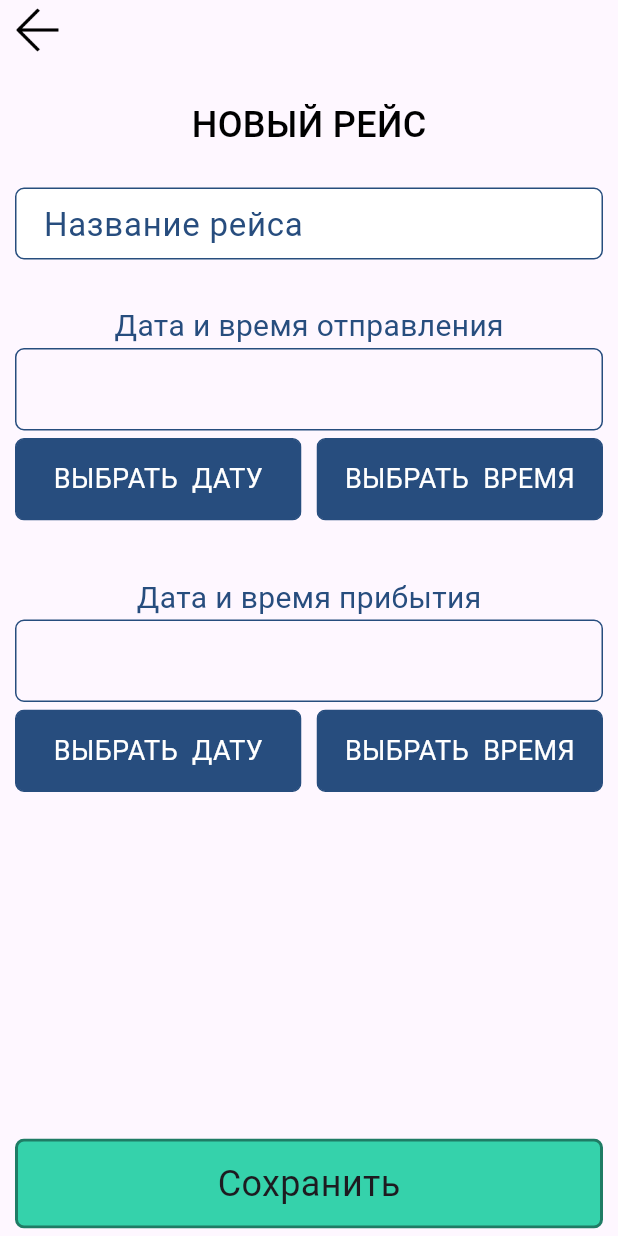
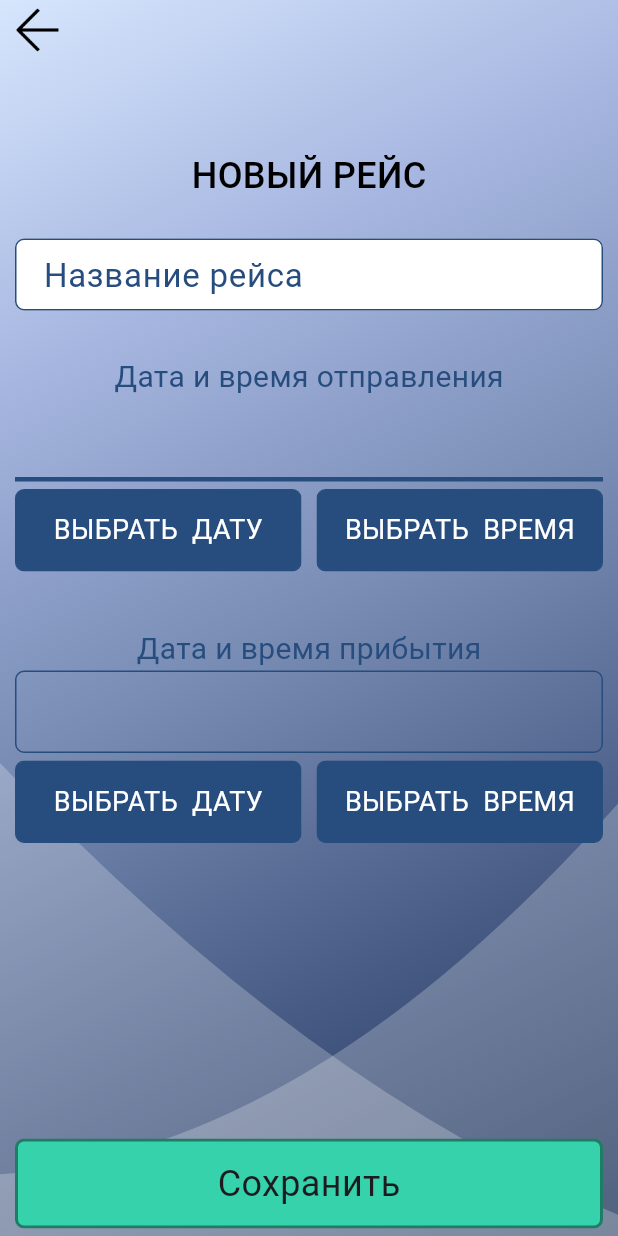
Before and after one commit to eskov-ea/passenger_counter, a Flutter app: the TripAddNewScreen screen opened by its route, on a phone screen of 412 x 824 dp. Run offline on Flutter 3.47's test engine with Material 2 defaults, Android fonts, the phone set to English and light mode, and no system bars; our stand-ins replace camera, equatable, flutter_bloc, flutter_datetime_picker_plus, flutter_secure_storage, sqflite and 2 more; missing offline and left inert: qr_code_scanner; accounts and stored records are empty.

Commit message:
office workflow

```diff
--- a/lib/services/database/db_provider.dart
+++ b/lib/services/database/db_provider.dart
@@ -5,54 +5,13 @@ import 'package:pleyona_app/models/route_model.dart';
 import 'package:sqflite/sqflite.dart';
 import 'package:path/path.dart';
 
+import 'dbs/tables.dart';
+
 
 String dateFormatter(DateTime date) {
   return "${date.day}.${date.month}.${date.year}";
 }
-final Map<String, String> tables = {
-  'person_class_list' :
-  'CREATE TABLE person_class_list('
-        'person_class varchar(20) PRIMARY KEY NOT NULL, '
-        'seq INTEGER );',
 
-  'person' :
-  'CREATE TABLE person (id INTEGER PRIMARY KEY AUTOINCREMENT, '
-      'firstname varchar(255) DEFAULT NULL, '
-      'lastname varchar(255) DEFAULT NULL, '
-      'middlename varchar(255) DEFAULT NULL, '
-      'gender varchar(6) DEFAULT "" NOT NULL, '
-      'birthdate varchar(16) DEFAULT NULL, '
-      'document varchar(255) DEFAULT NULL, '
-      'phone varchar(100) DEFAULT NULL, '
-      'email varchar(160) DEFAULT NULL, '
-      'photo text DEFAULT " ", '
-      'citizenship varchar(100) DEFAULT NULL, '
-      'class_person varchar(20) DEFAULT "Regular" REFERENCES person_class_list(person_class), '
-      'comment text DEFAULT " ", '
-      'created_at DATETIME DEFAULT CURRENT_TIMESTAMP, '
-      'updated_at DATETIME DEFAULT CURRENT_TIMESTAMP, '
-      'deleted_at DATETIME DEFAULT NULL );',
-
-  'person_documents' :
-  'CREATE TABLE person_documents ( id INTEGER PRIMARY KEY AUTOINCREMENT, '
-      'name varchar(255) DEFAULT NULL, '
-      'description varchar(255) DEFAULT NULL, '
-      'id_person INTEGER DEFAULT 0 NOT NULL, '
-      'created_at DATETIME DEFAULT CURRENT_TIMESTAMP, '
-      'updated_at DATETIME DEFAULT CURRENT_TIMESTAMP, '
-      'deleted_at DATETIME DEFAULT NULL);',
-
-  'trip' :
-  'CREATE TABLE trip ( id INTEGER PRIMARY KEY AUTOINCREMENT, '
-      'name varchar(100) DEFAULT NULL, '
-      'start_trip DATETIME DEFAULT CURRENT_TIMESTAMP, '
-      'end_trip DATETIME DEFAULT CURRENT_TIMESTAMP, '
-      'status TINYINT(1) DEFAULT NULL, '
-      'comments text DEFAULT "", '
-      'created_at DATETIME DEFAULT CURRENT_TIMESTAMP, '
-      'updated_at DATETIME DEFAULT CURRENT_TIMESTAMP, '
-      'deleted_at DATETIME DEFAULT NULL); '
-};
 
 
 class DBTable {
--- /dev/null
+++ b/lib/services/database/dbs/person_db_layer.dart
@@ -0,0 +1 @@
+part of db_provider.dart;
--- /dev/null
+++ b/lib/services/database/dbs/tables.dart
@@ -0,0 +1,44 @@
+final Map<String, String> tables = {
+  'person_class_list' :
+  'CREATE TABLE person_class_list('
+      'person_class varchar(20) PRIMARY KEY NOT NULL, '
+      'seq INTEGER );',
+
+  'person' :
+  'CREATE TABLE person (id INTEGER PRIMARY KEY AUTOINCREMENT, '
+      'firstname varchar(255) DEFAULT NULL, '
+      'lastname varchar(255) DEFAULT NULL, '
+      'middlename varchar(255) DEFAULT NULL, '
+      'gender varchar(6) DEFAULT "" NOT NULL, '
+      'birthdate varchar(16) DEFAULT NULL, '
+      'document varchar(255) DEFAULT NULL, '
+      'phone varchar(100) DEFAULT NULL, '
+      'email varchar(160) DEFAULT NULL, '
+      'photo text DEFAULT " ", '
+      'citizenship varchar(100) DEFAULT NULL, '
+      'class_person varchar(20) DEFAULT "Regular" REFERENCES person_class_list(person_class), '
+      'comment text DEFAULT " ", '
+      'created_at DATETIME DEFAULT CURRENT_TIMESTAMP, '
+      'updated_at DATETIME DEFAULT CURRENT_TIMESTAMP, '
+      'deleted_at DATETIME DEFAULT NULL );',
+
+  'person_documents' :
+  'CREATE TABLE person_documents ( id INTEGER PRIMARY KEY AUTOINCREMENT, '
+      'name varchar(255) DEFAULT NULL, '
+      'description varchar(255) DEFAULT NULL, '
+      'id_person INTEGER DEFAULT 0 NOT NULL, '
+      'created_at DATETIME DEFAULT CURRENT_TIMESTAMP, '
+      'updated_at DATETIME DEFAULT CURRENT_TIMESTAMP, '
+      'deleted_at DATETIME DEFAULT NULL);',
+
+  'trip' :
+  'CREATE TABLE trip ( id INTEGER PRIMARY KEY AUTOINCREMENT, '
+      'name varchar(100) DEFAULT NULL, '
+      'start_trip DATETIME DEFAULT CURRENT_TIMESTAMP, '
+      'end_trip DATETIME DEFAULT CURRENT_TIMESTAMP, '
+      'status TINYINT(1) DEFAULT NULL, '
+      'comments text DEFAULT "", '
+      'created_at DATETIME DEFAULT CURRENT_TIMESTAMP, '
+      'updated_at DATETIME DEFAULT CURRENT_TIMESTAMP, '
+      'deleted_at DATETIME DEFAULT NULL); '
+};
--- a/lib/ui/screens/trip/trip_add_new.dart
+++ b/lib/ui/screens/trip/trip_add_new.dart
@@ -3,6 +3,7 @@ import 'package:flutter_datetime_picker_plus/flutter_datetime_picker_plus.dart'
 import 'package:pleyona_app/models/route_model.dart';
 import 'package:pleyona_app/services/database/db_provider.dart';
 import 'package:pleyona_app/ui/widgets/save_button.dart';
+import 'package:pleyona_app/ui/widgets/theme_background.dart';
 import '../../../theme.dart';
 import '../../widgets/custom_appbar.dart';
 import '../../widgets/form_block_title.dart';
@@ -44,13 +45,13 @@ class _TripAddNewScreenState extends State<TripAddNewScreen> {
   }
 
   validateStartTripTime() {
-    if(_startTripDateSelection == null || _startTripDateSelection == null) {
+    if(_startTripDateSelection == null || _startTripTimeSelection == null) {
       setState(() {
         isStartTripDateFieldError = true;
       });
     } else {
       setState(() {
-        isEndTripDateFieldError = false;
+        isStartTripDateFieldError = false;
       });
     }
   }
@@ -262,14 +263,16 @@ class _TripAddNewScreenState extends State<TripAddNewScreen> {
   @override
   Widget build(BuildContext context) {
     return Scaffold(
+      extendBodyBehindAppBar: true,
       appBar: CustomAppBar(scrollController: _scrollController, child: null,),
-      body: Container(
+      body: ThemeBackgroundWidget(
+        child: Container(
           width: MediaQuery.of(context).size.width,
           padding: EdgeInsets.symmetric(horizontal: 10),
           height: MediaQuery.of(context).size.height,
           child: Column(
           children: [
-          const SizedBox(height: 10,),
+            const SizedBox(height: 100,),
             BlockTitle(message: "Новый рейс".toUpperCase(), alignment: Alignment.center,),
             const SizedBox(height: 10,),
             TextFormField(
@@ -338,13 +341,15 @@ class _TripAddNewScreenState extends State<TripAddNewScreen> {
             width: MediaQuery.of(context).size.width - 20,
             height: 55,
             decoration: BoxDecoration(
-            border: Border.all(
-                color: isEndTripDateFieldError
+              border: Border(
+                bottom: BorderSide(
+                  width: 3,
+                  color: isStartTripDateFieldError
                     ? AppColors.errorMain
                     : AppColors.backgroundMain2,
-                width: 1),
-            borderRadius: BorderRadius.all(Radius.circular(6)),
-            color: isEndTripDateFieldError ? AppColors.errorFieldFillColor : Colors.transparent,
+                )
+              ),
+              color: isStartTripDateFieldError ? AppColors.errorFieldFillColor : Colors.transparent,
             ),
             child: Center(
               child: Text(
@@ -360,6 +365,7 @@ class _TripAddNewScreenState extends State<TripAddNewScreen> {
             Row(
             children: [
               Material(
+                color: AppColors.transparent,
                 child: Ink(
                   height: 55,
                   width: MediaQuery.of(context).size.width * 0.5 - 15,
@@ -372,6 +378,7 @@ class _TripAddNewScreenState extends State<TripAddNewScreen> {
                     onTap: () {
                       _datePicker(_onConfirmStartTripDate);
                     },
+                    customBorder: const RoundedRectangleBorder(borderRadius: BorderRadius.all(Radius.circular(6))),
                     splashColor: AppColors.backgroundMain5,
                     child: Center(
                       child: Text(
@@ -387,6 +394,7 @@ class _TripAddNewScreenState extends State<TripAddNewScreen> {
               ),
               SizedBox(width: 10,),
               Material(
+                color: AppColors.transparent,
                 child: Ink(
                   height: 55,
                   width: MediaQuery.of(context).size.width * 0.5 - 15,
@@ -399,6 +407,7 @@ class _TripAddNewScreenState extends State<TripAddNewScreen> {
                     onTap: () {
                       _timePicker(_onConfirmStartTripTime);
                     },
+                    customBorder: const RoundedRectangleBorder(borderRadius: BorderRadius.all(Radius.circular(6))),
                     splashColor: AppColors.backgroundMain5,
                     child: Center(
                       child: Text(
@@ -415,7 +424,7 @@ class _TripAddNewScreenState extends State<TripAddNewScreen> {
             ],
             ),
             const SizedBox(height: 7),
-          isEndTripDateFieldError
+            isStartTripDateFieldError
               ? Text(
                   "Некорректное время рейса",
                   style: TextStyle(fontSize: 16, color: AppColors.errorMain),
@@ -455,6 +464,7 @@ class _TripAddNewScreenState extends State<TripAddNewScreen> {
             Row(
             children: [
               Material(
+                color: AppColors.transparent,
                 child: Ink(
                   height: 55,
                   width: MediaQuery.of(context).size.width * 0.5 - 15,
@@ -467,6 +477,7 @@ class _TripAddNewScreenState extends State<TripAddNewScreen> {
                     onTap: () {
                       _datePicker(_onConfirmEndTripDate);
                     },
+                    customBorder: const RoundedRectangleBorder(borderRadius: BorderRadius.all(Radius.circular(6))),
                     splashColor: AppColors.backgroundMain5,
                     child: Center(
                       child: Text(
@@ -482,6 +493,7 @@ class _TripAddNewScreenState extends State<TripAddNewScreen> {
               ),
               SizedBox(width: 10,),
               Material(
+                color: AppColors.transparent,
                 child: Ink(
                   height: 55,
                   width: MediaQuery.of(context).size.width * 0.5 - 15,
@@ -494,6 +506,7 @@ class _TripAddNewScreenState extends State<TripAddNewScreen> {
                     onTap: () {
                       _timePicker(_onConfirmEndTripTime);
                     },
+                    customBorder: const RoundedRectangleBorder(borderRadius: BorderRadius.all(Radius.circular(6))),
                     splashColor: AppColors.backgroundMain5,
                     child: Center(
                       child: Text(
@@ -529,6 +542,7 @@ class _TripAddNewScreenState extends State<TripAddNewScreen> {
             ],
           ),
         ),
+      ),
     );
   }
 }
```
Also changed, not shown: lib/ui/screens/passenger/passenger_add_new.dart (added, +38 -0 lines), lib/ui/screens/trip/trip_edit_info.dart (+27 -12 lines). Lines whose indentation alone changed are shown as unchanged.
